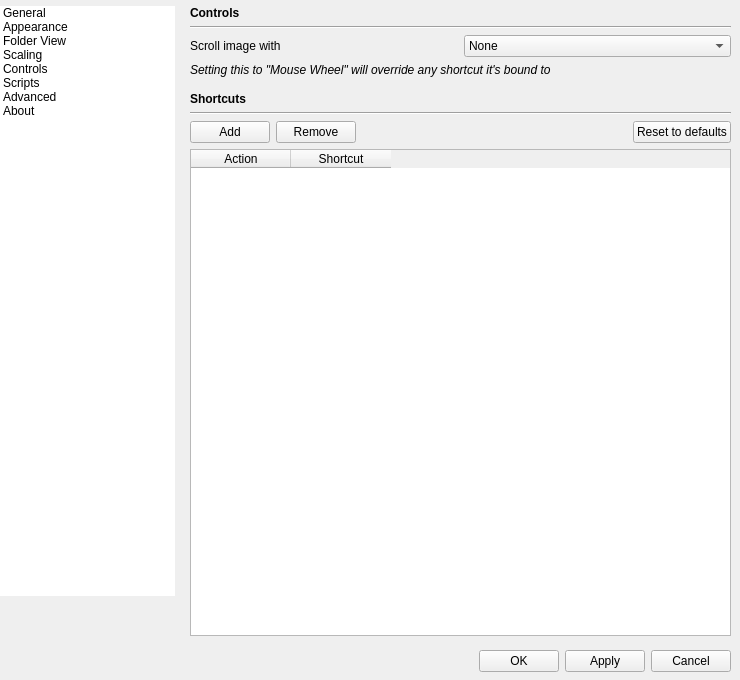
Qt form qimgv/gui/dialogs/settingsdialog.ui (do-i/thumbgrid) before a commit.
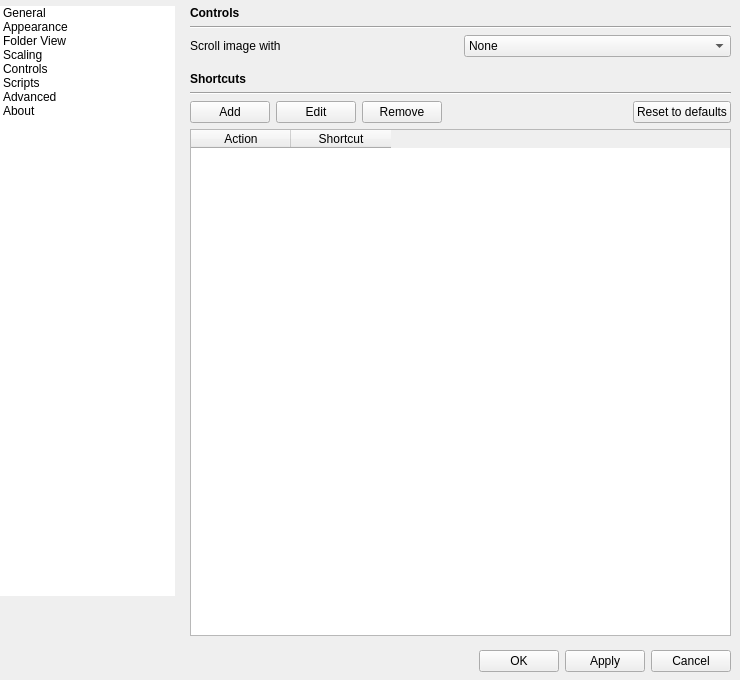
The same form after that commit. The open tabs and pages were chosen to show the change. Custom widgets are drawn as their Qt base class.

Commit message: [settingsdialog] allow editing #244

What changed in the file:
```diff
--- a/qimgv/gui/dialogs/settingsdialog.ui
+++ b/qimgv/gui/dialogs/settingsdialog.ui
@@ -2960,18 +2960,6 @@
              </item>
             </layout>
            </item>
-           <item>
-            <widget class="QLabel" name="label_30">
-             <property name="font">
-              <font>
-               <italic>true</italic>
-              </font>
-             </property>
-             <property name="text">
-              <string>Setting this to &quot;Mouse Wheel&quot; will override any shortcut it's bound to</string>
-             </property>
-            </widget>
-           </item>
            <item>
             <spacer name="verticalSpacer_18">
              <property name="orientation">
@@ -3029,6 +3017,13 @@
                </property>
               </widget>
              </item>
+             <item>
+              <widget class="QPushButton" name="pushButton_8">
+               <property name="text">
+                <string>Edit</string>
+               </property>
+              </widget>
+             </item>
              <item>
               <widget class="QPushButton" name="pushButton_4">
                <property name="sizePolicy">
```
Left out of the diff: 122 changed lines with no effect on the pictures. The commit also changes 4 other files.
